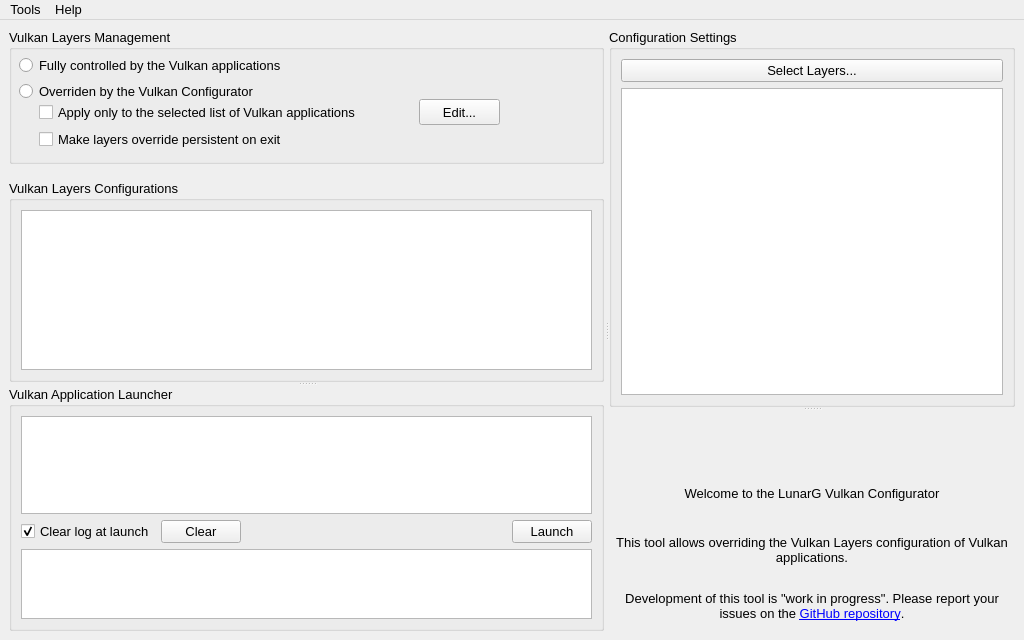
Before: the Qt Designer form vkconfig/mainwindow.ui in LunarG/VulkanTools, drawn with Qt 5.
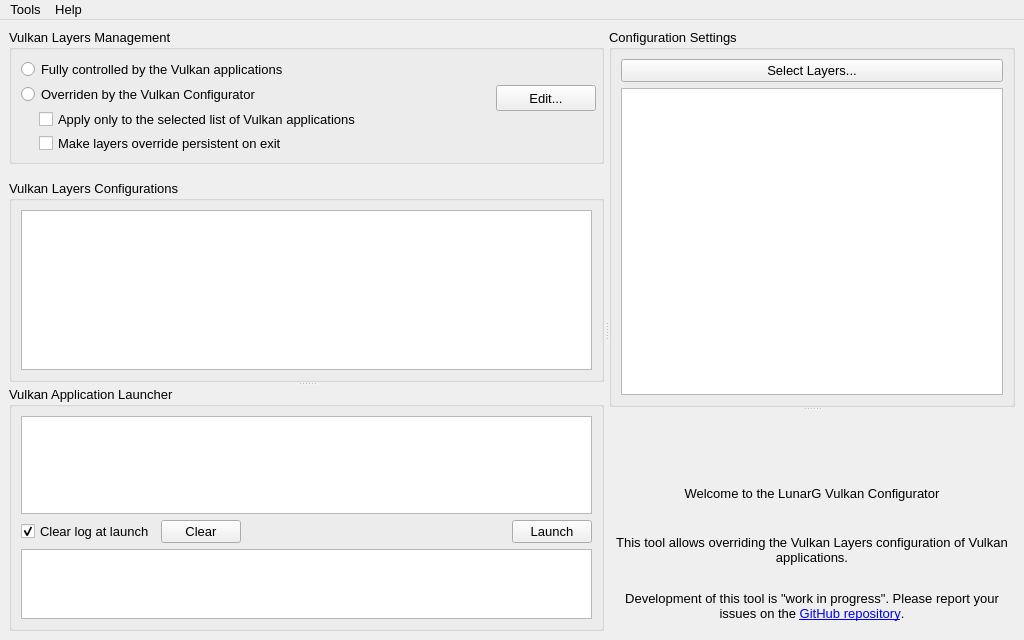
After: the same form once the commit is applied. Icons and pictures are not drawn.

Commit message: vkconfig: Fix for scaling issues

```diff
--- a/vkconfig/mainwindow.ui
+++ b/vkconfig/mainwindow.ui
@@ -100,32 +100,13 @@
            <property name="flat">
             <bool>false</bool>
            </property>
-           <widget class="QRadioButton" name="radioFully">
-            <property name="geometry">
-             <rect>
-              <x>10</x>
-              <y>26</y>
-              <width>531</width>
-              <height>20</height>
-             </rect>
-            </property>
-            <property name="font">
-             <font>
-              <family>Arial</family>
-              <pointsize>10</pointsize>
-             </font>
-            </property>
-            <property name="text">
-             <string>Fully controlled by the Vulkan applications</string>
-            </property>
-           </widget>
            <widget class="QRadioButton" name="radioOverride">
             <property name="geometry">
              <rect>
-              <x>10</x>
-              <y>52</y>
-              <width>491</width>
-              <height>20</height>
+              <x>12</x>
+              <y>56</y>
+              <width>469</width>
+              <height>19</height>
              </rect>
             </property>
             <property name="font">
@@ -138,12 +119,69 @@
              <string>Overriden by the Vulkan Configurator</string>
             </property>
            </widget>
+           <widget class="QCheckBox" name="checkBoxApplyList">
+            <property name="geometry">
+             <rect>
+              <x>30</x>
+              <y>81</y>
+              <width>469</width>
+              <height>18</height>
+             </rect>
+            </property>
+            <property name="font">
+             <font>
+              <family>Arial</family>
+              <pointsize>10</pointsize>
+             </font>
+            </property>
+            <property name="text">
+             <string>Apply only to the selected list of Vulkan applications</string>
+            </property>
+           </widget>
+           <widget class="QCheckBox" name="checkBoxPersistent">
+            <property name="geometry">
+             <rect>
+              <x>30</x>
+              <y>105</y>
+              <width>469</width>
+              <height>19</height>
+             </rect>
+            </property>
+            <property name="font">
+             <font>
+              <family>Arial</family>
+              <pointsize>10</pointsize>
+             </font>
+            </property>
+            <property name="text">
+             <string>Make layers override persistent on exit</string>
+            </property>
+           </widget>
+           <widget class="QRadioButton" name="radioFully">
+            <property name="geometry">
+             <rect>
+              <x>12</x>
+              <y>31</y>
+              <width>469</width>
+              <height>19</height>
+             </rect>
+            </property>
+            <property name="font">
+             <font>
+              <family>Arial</family>
+              <pointsize>10</pointsize>
+             </font>
+            </property>
+            <property name="text">
+             <string>Fully controlled by the Vulkan applications</string>
+            </property>
+           </widget>
            <widget class="QPushButton" name="pushButtonAppList">
             <property name="geometry">
              <rect>
-              <x>410</x>
-              <y>70</y>
-              <width>81</width>
+              <x>487</x>
+              <y>56</y>
+              <width>100</width>
               <height>26</height>
              </rect>
             </property>
@@ -159,6 +197,12 @@
               <height>26</height>
              </size>
             </property>
+            <property name="maximumSize">
+             <size>
+              <width>100</width>
+              <height>16777215</height>
+             </size>
+            </property>
             <property name="font">
              <font>
               <family>Arial</family>
@@ -169,44 +213,6 @@
              <string>Edit...</string>
             </property>
            </widget>
-           <widget class="QCheckBox" name="checkBoxApplyList">
-            <property name="geometry">
-             <rect>
-              <x>30</x>
-              <y>73</y>
-              <width>411</width>
-              <height>20</height>
-             </rect>
-            </property>
-            <property name="font">
-             <font>
-              <family>Arial</family>
-              <pointsize>10</pointsize>
-             </font>
-            </property>
-            <property name="text">
-             <string>Apply only to the selected list of Vulkan applications</string>
-            </property>
-           </widget>
-           <widget class="QCheckBox" name="checkBoxPersistent">
-            <property name="geometry">
-             <rect>
-              <x>30</x>
-              <y>100</y>
-              <width>451</width>
-              <height>20</height>
-             </rect>
-            </property>
-            <property name="font">
-             <font>
-              <family>Arial</family>
-              <pointsize>10</pointsize>
-             </font>
-            </property>
-            <property name="text">
-             <string>Make layers override persistent on exit</string>
-            </property>
-           </widget>
           </widget>
          </item>
          <item>
```
Left out of the diff: 2 changed lines with no effect on the pictures. The commit also changes 1 other file.
